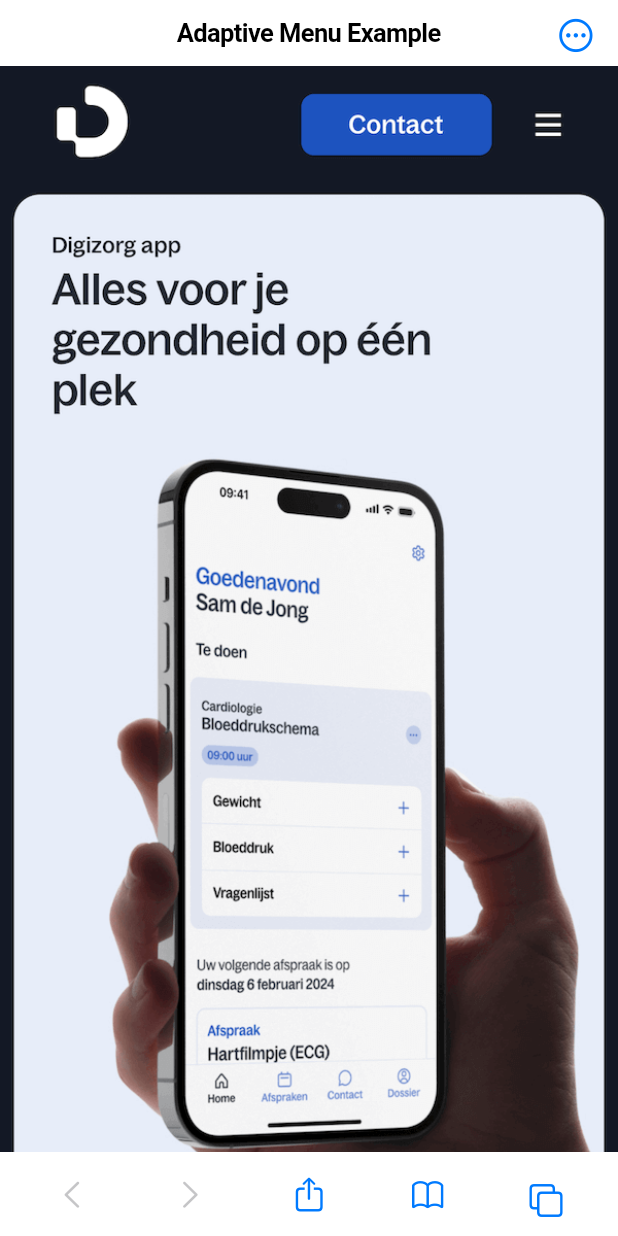
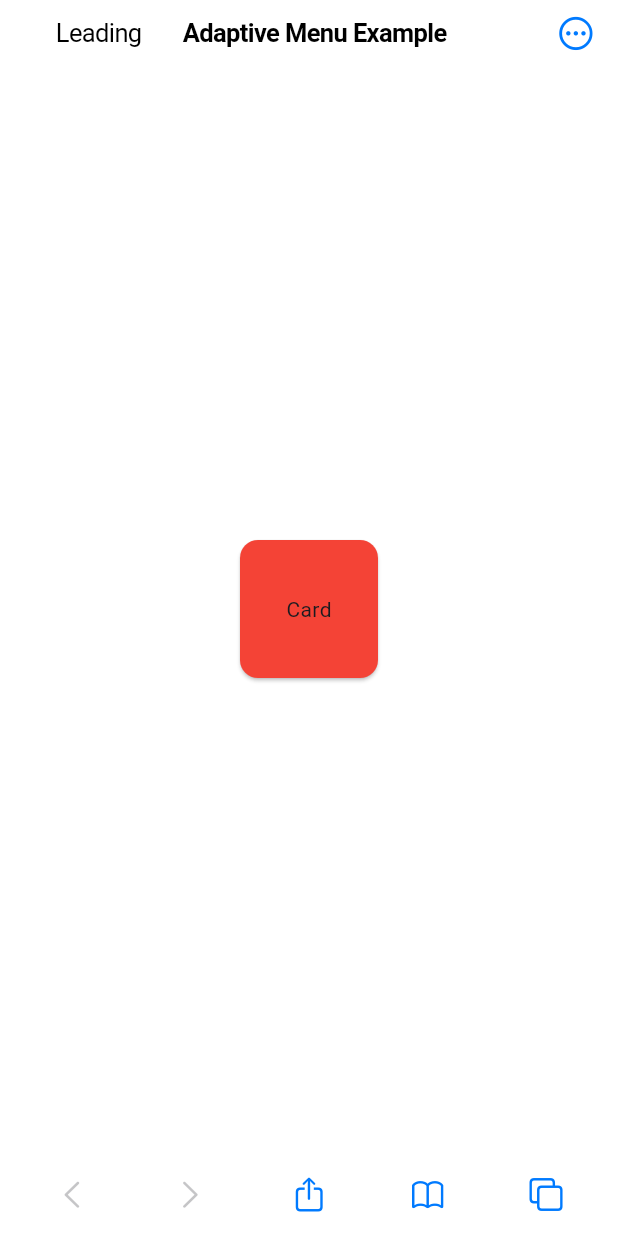
Before and after one commit to habibasseiss/adaptive_menu, a Flutter app: the screen it shows after launch, on a phone screen of 412 x 824 dp. Run offline on Flutter 3.47's test engine with Material 3 defaults, Android fonts, the phone set to English and light mode, and no system bars.

Commit message:
refactor: simplify native menu, support generic Flutter widget (partial)

```diff
--- a/example/lib/main_cupertino.dart
+++ b/example/lib/main_cupertino.dart
@@ -1,7 +1,7 @@
+import 'package:adaptive_menu/adaptive_menu.dart';
+import 'package:adaptive_menu_example/common/trailing_widget.dart';
 import 'package:flutter/cupertino.dart';
 import 'package:flutter/material.dart';
-import 'package:adaptive_menu/adaptive_menu.dart';
-import 'package:adaptive_menu_example/common/trailing_widget.dart';
 
 void main() {
   runApp(const MyCupertinoApp());
@@ -28,6 +28,7 @@ class MyHomePage extends StatelessWidget {
     return CupertinoPageScaffold(
       navigationBar: CupertinoNavigationBar(
         middle: const Text('Adaptive Menu Example'),
+        leading: _TextNativeButton(),
         trailing: TrailingWidget(
           type: AdaptiveMenuType.native,
           child: Icon(CupertinoIcons.ellipsis_circle, size: 26),
@@ -39,14 +40,10 @@ class MyHomePage extends StatelessWidget {
           backgroundColor: Colors.transparent,
           body: SizedBox(
             width: double.infinity,
-            child: Image.asset(
-              'assets/image.png',
-              fit: BoxFit.fitWidth,
-              alignment: Alignment.topCenter,
-            ),
+            child: Center(child: _WidgetMenu()),
           ),
           bottomNavigationBar: _BottomNavigationBar(),
-      ),
+        ),
       ),
     );
   }
@@ -147,3 +144,68 @@ class _BottomNavigationBar extends StatelessWidget {
     );
   }
 }
+
+class _WidgetMenu extends StatelessWidget {
+  const _WidgetMenu();
+
+  @override
+  Widget build(BuildContext context) {
+    return AdaptiveMenu(
+      type: AdaptiveMenuType.native,
+      size: const Size(100, 100),
+      items: [
+        AdaptiveMenuAction(
+          title: 'Select',
+          icon: CupertinoIcons.check_mark_circled,
+          onPressed: () {
+            debugPrint('Select was tapped!');
+          },
+        ),
+        AdaptiveMenuAction(
+          title: 'New Folder',
+          icon: CupertinoIcons.folder_badge_plus,
+          onPressed: () {
+            debugPrint('New Folder was tapped!');
+          },
+        ),
+      ],
+      child: Card(
+        color: Colors.red,
+        child: SizedBox(
+          width: 100,
+          height: 100,
+          child: Center(child: const Text('Card')),
+        ),
+      ),
+    );
+  }
+}
+
+class _TextNativeButton extends StatelessWidget {
+  const _TextNativeButton();
+
+  @override
+  Widget build(BuildContext context) {
+    return AdaptiveMenu(
+      // type: AdaptiveMenuType.material,
+      size: const Size(100, 30),
+      items: [
+        AdaptiveMenuAction(
+          title: 'Select',
+          icon: CupertinoIcons.check_mark_circled,
+          onPressed: () {
+            debugPrint('Select was tapped!');
+          },
+        ),
+        AdaptiveMenuAction(
+          title: 'New Folder',
+          icon: CupertinoIcons.folder_badge_plus,
+          onPressed: () {
+            debugPrint('New Folder was tapped!');
+          },
+        ),
+      ],
+      child: const Text('Leading'),
+    );
+  }
+}
--- a/lib/view/adaptive_menu.dart
+++ b/lib/view/adaptive_menu.dart
@@ -1,7 +1,7 @@
+import 'package:adaptive_menu/adaptive_menu.dart';
+import 'package:adaptive_menu/view/material_menu.dart';
 import 'package:flutter/foundation.dart';
 import 'package:flutter/material.dart';
-import 'package:adaptive_menu/adaptive_menu.dart';
-import 'package:adaptive_menu/view/material_menu.dart';
 
 enum AdaptiveMenuType { material, native }
 
@@ -23,8 +23,6 @@ class AdaptiveMenu extends StatelessWidget {
 
   @override
   Widget build(BuildContext context) {
-    assert(child is Icon, 'Currently, child must be an Icon widget');
-
     final nativeMenu = NativeMenuWidget(
       items: items,
       size: size,
--- a/lib/view/material_menu.dart
+++ b/lib/view/material_menu.dart
@@ -1,5 +1,5 @@
+import 'package:adaptive_menu/adaptive_menu.dart';
 import 'package:flutter/material.dart';
-import 'package:adaptive_menu/adaptive_menu.dart';
 
 class MaterialMenu extends StatelessWidget {
   const MaterialMenu({
@@ -139,26 +139,18 @@ class MaterialMenu extends StatelessWidget {
             MenuController controller,
             Widget? anchorChild,
           ) {
-            Widget? effectiveChild;
-
-            if (child is Icon) {
-              final childIcon = (child as Icon);
-
-              effectiveChild = IconButton(
-                icon: Icon(childIcon.icon, size: childIcon.size),
-                onPressed: () {
-                  onPressed
-                      ?.call(); // Call the user-provided onPressed callback for the menu trigger
+            final Widget effectiveChild = GestureDetector(
+              onTap: () {
+                // Call the user-provided onPressed callback for the menu trigger
+                onPressed?.call();
                 if (controller.isOpen) {
                   controller.close();
                 } else {
                   controller.open();
                 }
               },
+              child: child,
             );
-            } else {
-              throw Exception('Unsupported child type: ${child.runtimeType}');
-            }
 
             return SizedBox.fromSize(
               size: size,
```
Also changed, not shown: lib/view/native_menu.dart (+9 -43 lines), 1 other file. Lines whose indentation alone changed are shown as unchanged.
